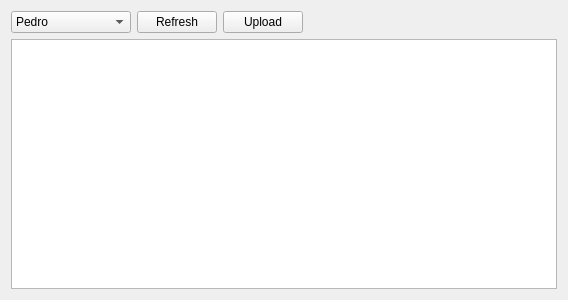
Above: src/chatbot/front-end/cluewidget.ui from lvklabs/chatbot before the change. Below: the same form after it.
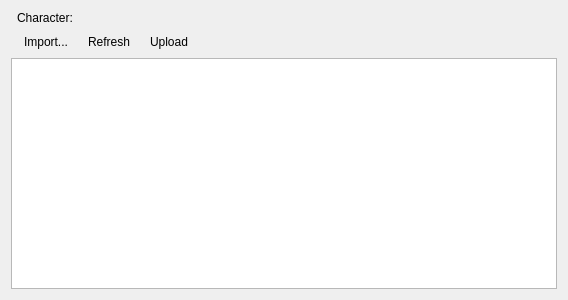
That is the form after the change. Icons and pictures are not drawn. Custom widgets are drawn as their Qt base class.

Commit message: Added character list in AccountVerifWidget

What changed in the file:
```diff
--- a/src/chatbot/front-end/cluewidget.ui
+++ b/src/chatbot/front-end/cluewidget.ui
@@ -16,41 +16,10 @@
   <layout class="QGridLayout" name="gridLayout_2">
    <item row="1" column="1">
     <layout class="QGridLayout" name="gridLayout">
-     <item row="0" column="0">
-      <widget class="QComboBox" name="comboBox">
-       <property name="minimumSize">
-        <size>
-         <width>120</width>
-         <height>0</height>
-        </size>
-       </property>
-       <item>
-        <property name="text">
-         <string>Pedro</string>
-        </property>
-       </item>
-       <item>
-        <property name="text">
-         <string>Florencia</string>
-        </property>
-       </item>
-      </widget>
-     </item>
-     <item row="3" column="0" colspan="6">
+     <item row="4" column="0" colspan="7">
       <widget class="Lvk::FE::ScriptCoverageWidget" name="tableView"/>
      </item>
-     <item row="0" column="1">
-      <widget class="QPushButton" name="pushButton">
-       <property name="text">
-        <string>Refresh</string>
-       </property>
-       <property name="icon">
-        <iconset resource="../res/chatbot_theme.qrc">
-         <normaloff>:/icons/refresh.png</normaloff>:/icons/refresh.png</iconset>
-       </property>
-      </widget>
-     </item>
-     <item row="0" column="3">
+     <item row="1" column="4">
       <spacer name="horizontalSpacer">
        <property name="orientation">
         <enum>Qt::Horizontal</enum>
@@ -63,8 +32,49 @@
        </property>
       </spacer>
      </item>
-     <item row="0" column="2">
-      <widget class="QPushButton" name="pushButton_2">
+     <item row="0" column="1" colspan="4">
+      <widget class="QLabel" name="curCharacterLabel">
+       <property name="text">
+        <string>Character: </string>
+       </property>
+      </widget>
+     </item>
+     <item row="1" column="1">
+      <widget class="QToolButton" name="importButton">
+       <property name="text">
+        <string>Import...</string>
+       </property>
+       <property name="icon">
+        <iconset resource="../res/chatbot_theme.qrc">
+         <normaloff>:/icons/open_chatbot.png</normaloff>:/icons/open_chatbot.png</iconset>
+       </property>
+       <property name="toolButtonStyle">
+        <enum>Qt::ToolButtonTextBesideIcon</enum>
+       </property>
+       <property name="autoRaise">
+        <bool>true</bool>
+       </property>
+      </widget>
+     </item>
+     <item row="1" column="2">
+      <widget class="QToolButton" name="refreshButton">
+       <property name="text">
+        <string>Refresh</string>
+       </property>
+       <property name="icon">
+        <iconset resource="../res/chatbot_theme.qrc">
+         <normaloff>:/icons/refresh.png</normaloff>:/icons/refresh.png</iconset>
+       </property>
+       <property name="toolButtonStyle">
+        <enum>Qt::ToolButtonTextBesideIcon</enum>
+       </property>
+       <property name="autoRaise">
+        <bool>true</bool>
+       </property>
+      </widget>
+     </item>
+     <item row="1" column="3">
+      <widget class="QToolButton" name="uploadButton">
        <property name="text">
         <string>Upload</string>
        </property>
@@ -72,6 +82,12 @@
         <iconset resource="../res/chatbot_theme.qrc">
          <normaloff>:/icons/upload.png</normaloff>:/icons/upload.png</iconset>
        </property>
+       <property name="toolButtonStyle">
+        <enum>Qt::ToolButtonTextBesideIcon</enum>
+       </property>
+       <property name="autoRaise">
+        <bool>true</bool>
+       </property>
       </widget>
      </item>
     </layout>
```
The commit also changes 10 other files.
